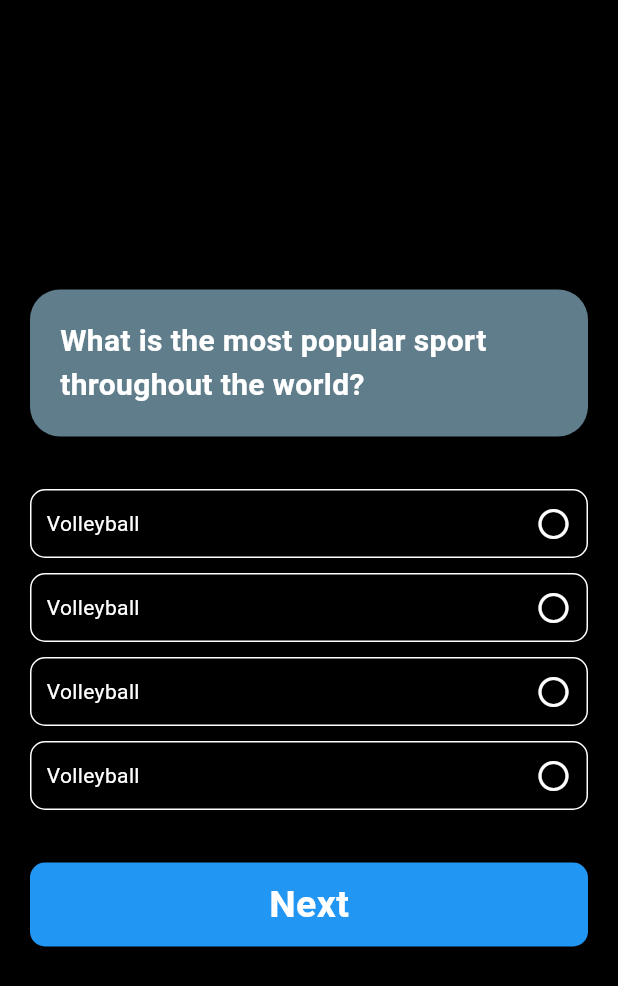
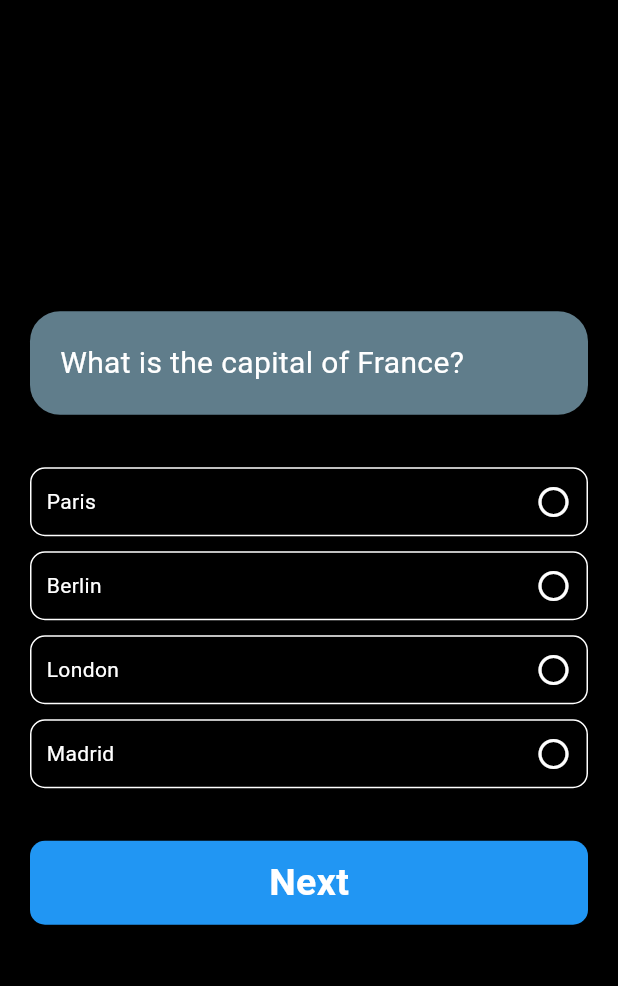
Before and after one commit to angelElizabethBerly/quizapp, a Flutter app: the screen it shows after launch, on a phone screen of 412 x 824 dp. Shown: the top 986 px of the screen. Run offline on Flutter 3.47's test engine with Material 3 defaults, Android fonts, the phone set to English and light mode, and no system bars.

Commit message:
quiz model created

```diff
--- /dev/null
+++ b/lib/controller/home_screen_controller.dart
@@ -0,0 +1,63 @@
+import 'package:quizapp/model/quiz_screen_models/question_model.dart';
+
+class HomeScreenController {
+  static List<QuestionModel> questions = [
+    QuestionModel(
+      question: "What is the capital of France?",
+      optionList: ["Paris", "Berlin", "London", "Madrid"],
+      correctAnswerIndex: 0,
+    ),
+    QuestionModel(
+      question: "Which planet is known as the Red Planet?",
+      optionList: ["Mars", "Jupiter", "Venus", "Mercury"],
+      correctAnswerIndex: 0,
+    ),
+    QuestionModel(
+      question: "What is the chemical symbol for water?",
+      optionList: ["H2O", "CO2", "NaCl", "O2"],
+      correctAnswerIndex: 0,
+    ),
+    QuestionModel(
+      question: "What is the main building block of a Flutter application?",
+      optionList: ["Widgets", "Components", "Modules", "Views"],
+      correctAnswerIndex: 0,
+    ),
+    QuestionModel(
+      question: "Which programming language is used to develop Flutter apps?",
+      optionList: ["Dart", "Java", "Swift", "Kotlin"],
+      correctAnswerIndex: 0,
+    ),
+    QuestionModel(
+      question: "What does the 'setState' method do in Flutter?",
+      optionList: [
+        "Updates the UI",
+        "Resets the state of the entire application",
+        "Clears the state of the current widget",
+        "None of the above"
+      ],
+      correctAnswerIndex: 0,
+    ),
+    QuestionModel(
+      question:
+          "What command is used to create a new Flutter project from the command line?",
+      optionList: [
+        "flutter create",
+        "flutter new",
+        "create flutter",
+        "new flutter"
+      ],
+      correctAnswerIndex: 0,
+    ),
+    QuestionModel(
+      question:
+          "What is the purpose of the 'pubspec.yaml' file in a Flutter project?",
+      optionList: [
+        "To manage dependencies",
+        "To store user preferences",
+        "To define the layout of the user interface",
+        "To specify the app's entry point"
+      ],
+      correctAnswerIndex: 0,
+    ),
+  ];
+}
--- /dev/null
+++ b/lib/core/constants/color_contants.dart
@@ -0,0 +1,8 @@
+import 'package:flutter/material.dart';
+
+class ColorConstant {
+  static const Color primaryBlack = Colors.black;
+  static const Color primaryBlueGrey = Colors.blueGrey;
+  static const Color primaryWhite = Colors.white;
+  static const Color primaryBlue = Colors.blue;
+}
--- /dev/null
+++ b/lib/model/quiz_screen_models/question_model.dart
@@ -0,0 +1,10 @@
+class QuestionModel {
+  String question;
+  List<String> optionList;
+  int correctAnswerIndex;
+
+  QuestionModel(
+      {required this.question,
+      required this.optionList,
+      required this.correctAnswerIndex});
+}
--- a/lib/view/quiz_screen/quiz_screen.dart
+++ b/lib/view/quiz_screen/quiz_screen.dart
@@ -1,6 +1,8 @@
 // ignore_for_file: prefer_const_constructors, prefer_const_literals_to_create_immutables
 
 import 'package:flutter/material.dart';
+import 'package:quizapp/controller/home_screen_controller.dart';
+import '../../../core/constants/color_contants.dart';
 
 class QuizScreen extends StatefulWidget {
   const QuizScreen({super.key});
@@ -10,71 +12,108 @@ class QuizScreen extends StatefulWidget {
 }
 
 class _QuizScreenState extends State<QuizScreen> {
+  int currentQuestionIndex = 0;
+  int? selectedAnswerIndex;
   @override
   Widget build(BuildContext context) {
     return Scaffold(
-      backgroundColor: Colors.black,
+      backgroundColor: ColorConstant.primaryBlack,
       body: Center(
+        child: SingleChildScrollView(
           child: Padding(
             padding: const EdgeInsets.symmetric(horizontal: 20),
             child: Column(
               mainAxisAlignment: MainAxisAlignment.center,
               children: [
                 Container(
+                  width: double.infinity,
                   padding: EdgeInsets.all(20),
                   decoration: BoxDecoration(
-                    color: Colors.blueGrey,
+                      color: ColorConstant.primaryBlueGrey,
                       borderRadius: BorderRadius.circular(20)),
                   child: Text(
-                    "What is the most popular sport throughout the world?",
+                      HomeScreenController
+                          .questions[currentQuestionIndex].question,
                       style: TextStyle(
-                        color: Colors.white,
-                        fontSize: 20,
-                        fontWeight: FontWeight.bold)),
+                          color: ColorConstant.primaryWhite, fontSize: 20)),
                 ),
                 SizedBox(height: 30),
                 Column(
                     children: List.generate(
-                      4,
-                      (index) => Padding(
-                            padding: const EdgeInsets.symmetric(vertical: 5),
+                        HomeScreenController
+                            .questions[currentQuestionIndex].optionList.length,
+                        (index) => InkWell(
+                              onTap: () {
+                                if (selectedAnswerIndex == null) {
+                                  selectedAnswerIndex = index;
+                                  setState(() {});
+                                }
+                              },
+                              child: Padding(
+                                padding:
+                                    const EdgeInsets.symmetric(vertical: 5),
                                 child: Container(
                                   padding: EdgeInsets.all(10),
                                   decoration: BoxDecoration(
                                       borderRadius: BorderRadius.circular(10),
-                                  border: Border.all(color: Colors.white)),
+                                      border: Border.all(
+                                          color: selectedAnswerIndex == index
+                                              ? (selectedAnswerIndex ==
+                                                      HomeScreenController
+                                                          .questions[
+                                                              currentQuestionIndex]
+                                                          .correctAnswerIndex)
+                                                  ? Colors.green
+                                                  : Colors.red
+                                              : ColorConstant.primaryWhite)),
                                   child: Row(
+                                    mainAxisAlignment:
+                                        MainAxisAlignment.spaceBetween,
                                     children: [
                                       Text(
-                                    "Volleyball",
-                                    style: TextStyle(color: Colors.white),
+                                        HomeScreenController
+                                            .questions[currentQuestionIndex]
+                                            .optionList[index],
+                                        style: TextStyle(
+                                            color: ColorConstant.primaryWhite),
                                       ),
-                                  Spacer(),
                                       Icon(Icons.circle_outlined,
-                                      color: Colors.white)
+                                          color: ColorConstant.primaryWhite)
                                     ],
+                                  ),
                                 ),
                               ),
                             ))),
                 SizedBox(height: 30),
-              Container(
+                InkWell(
+                  onTap: () {
+                    if (currentQuestionIndex <
+                        HomeScreenController.questions.length - 1) {
+                      currentQuestionIndex++;
+                      selectedAnswerIndex = null;
+                      setState(() {});
+                    }
+                  },
+                  child: Container(
                     padding: EdgeInsets.symmetric(vertical: 10),
                     width: double.infinity,
                     decoration: BoxDecoration(
-                    color: Colors.blue,
+                        color: ColorConstant.primaryBlue,
                         borderRadius: BorderRadius.circular(10)),
                     child: Center(
                       child: Text("Next",
                           style: TextStyle(
-                          color: Colors.white,
+                              color: ColorConstant.primaryWhite,
                               fontSize: 25,
                               fontWeight: FontWeight.bold)),
+                    ),
                   ),
                 ),
               ],
             ),
           ),
         ),
+      ),
     );
   }
 }
--- a/lib/view/splash_screen/splash_screen.dart
+++ b/lib/view/splash_screen/splash_screen.dart
@@ -1,6 +1,7 @@
 // ignore_for_file: prefer_const_constructors
 
 import 'package:flutter/material.dart';
+import '../../../core/constants/color_contants.dart';
 import 'package:quizapp/view/quiz_screen/quiz_screen.dart';
 
 class SplashScreen extends StatefulWidget {
@@ -22,11 +23,11 @@ class _SplashScreenState extends State<SplashScreen> {
   @override
   Widget build(BuildContext context) {
     return Scaffold(
-      backgroundColor: Colors.black,
+      backgroundColor: ColorConstant.primaryBlack,
       body: Center(
           child: Text("QuizApp",
               style: TextStyle(
-                  color: Colors.white,
+                  color: ColorConstant.primaryWhite,
                   fontSize: 30,
                   fontWeight: FontWeight.bold))),
     );
```
Lines whose indentation alone changed are shown as unchanged.
